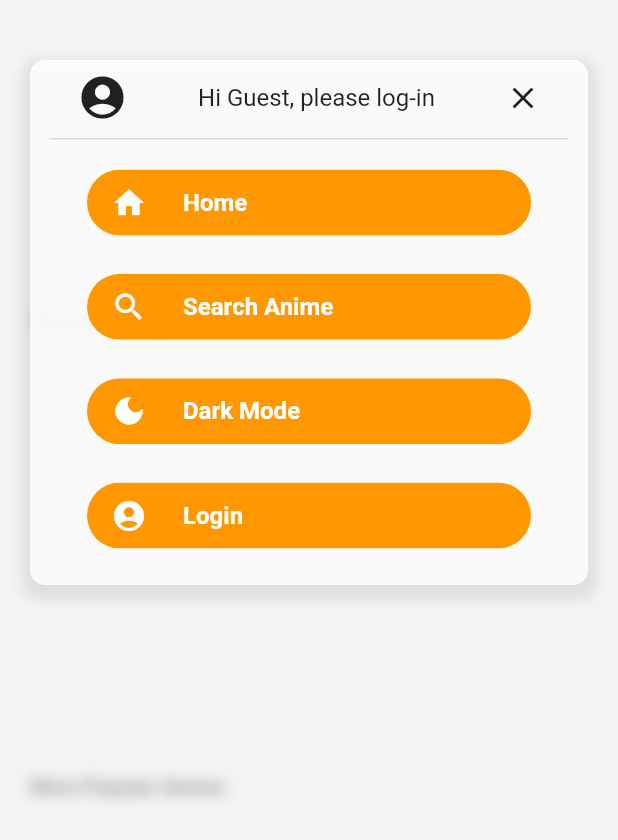
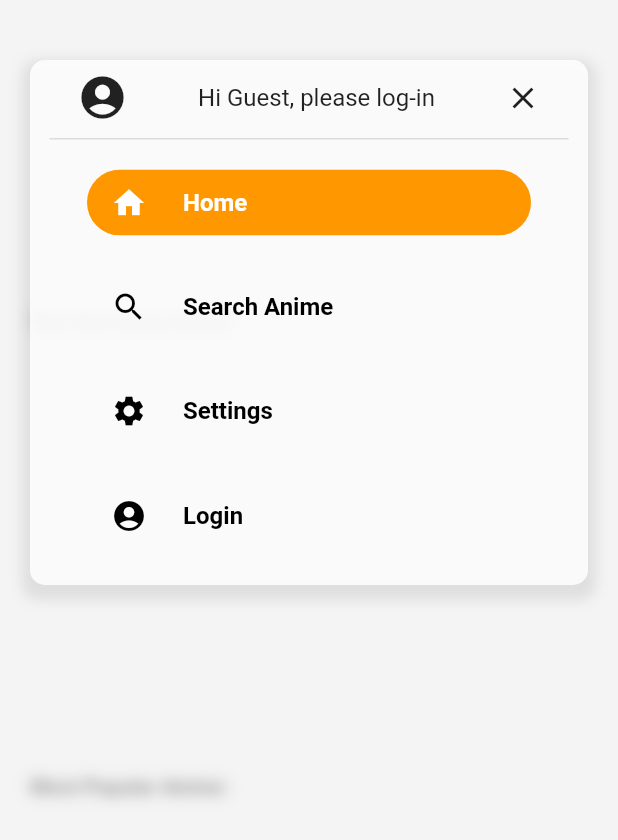
Before and after one commit to diego-95/animeASPDM, a Flutter app: the screen it shows after launch, scrolled down 516 dp, after a tap on the "menu" icon, on a phone screen of 412 x 824 dp. Shown: the top 840 px of the screen. Run offline on Flutter 3.47's test engine with Material 2 defaults, Android fonts, the phone set to English and light mode, and no system bars; our stand-ins replace youtube_player_flutter; missing offline and left inert: jikan_api.

Commit message:
Added Search Page

```diff
--- a/lib/main.dart
+++ b/lib/main.dart
@@ -1,6 +1,8 @@
 import 'package:anime_aspdm/pages/home/home.dart';
+import 'package:anime_aspdm/providers/provider_anime.dart';
 import 'package:anime_aspdm/providers/provider_details.dart';
-import 'package:anime_aspdm/providers/provier_home.dart';
+import 'package:anime_aspdm/providers/provider_home.dart';
+import 'package:anime_aspdm/providers/provider_search.dart';
 import 'package:flutter/material.dart';
 import 'package:provider/provider.dart';
 
@@ -20,6 +22,10 @@ class MyApp extends StatelessWidget {
       providers: [
         ChangeNotifierProvider<ProviderHome>(
             create: (context) => ProviderHome()),
+        ChangeNotifierProvider<ProviderAnime>(
+            create: (context) => ProviderAnime()),
+        ChangeNotifierProvider<ProviderSearch>(
+            create: (context) => ProviderSearch()),
         ChangeNotifierProvider<ProviderDetails>(
           create: ((context) => ProviderDetails()),
         )
--- a/lib/managers/data_manager.dart
+++ b/lib/managers/data_manager.dart
@@ -7,7 +7,7 @@ class DataManager {
     List<Anime> results = [];
     try {
       final topAnimes = await api.getTopAnime(subtype: TopSubtype.airing);
-      results = topAnimes.asList();
+      results = topAnimes.toList();
     } catch (error) {
       results = [];
     }
@@ -18,7 +18,7 @@ class DataManager {
     List<Anime> results = [];
     try {
       final seasonAnimes = await api.getSeason();
-      results = seasonAnimes.asList();
+      results = seasonAnimes.toList();
     } catch (error) {
       results = [];
     }
@@ -29,7 +29,7 @@ class DataManager {
     List<Anime> results = [];
     try {
       final topAnimes = await api.getTopAnime(subtype: TopSubtype.upcoming);
-      results = topAnimes.asList();
+      results = topAnimes.toList();
     } catch (error) {
       results = [];
     }
@@ -40,7 +40,7 @@ class DataManager {
     List<Anime> results = [];
     try {
       final topAnimes = await api.getTopAnime(subtype: TopSubtype.bypopularity);
-      results = topAnimes.asList();
+      results = topAnimes.toList();
     } catch (error) {
       results = [];
     }
@@ -54,4 +54,26 @@ class DataManager {
     } finally {}
     return result;
   }
+
+  Future<List<Genre>> getGenres() async {
+    List<Genre> result;
+    try {
+      final genres = await api.getAnimeGenres();
+      result = genres.toList();
+    } catch (error) {
+      result = [];
+    }
+    return result;
+  }
+
+  Future<List<Anime>> searchAnime(String? query, List<int>? genres) async {
+    List<Anime> results = [];
+    try {
+      final topAnimes = await api.searchAnime(query: query, genres: genres);
+      results = topAnimes.toList();
+    } catch (error) {
+      results = [];
+    }
+    return results;
+  }
 }
--- a/lib/models/home_body_type.dart
+++ b/lib/models/home_body_type.dart
@@ -1 +1 @@
-enum HomeBodyType { anime, manga }
+enum HomeBodyType { home, search, settings, user }
--- a/lib/pages/home/components/bodies/anime_body/anime_body.dart
+++ b/lib/pages/home/components/bodies/anime_body/anime_body.dart
@@ -1,6 +1,6 @@
 import 'package:anime_aspdm/managers/data_manager.dart';
 import 'package:anime_aspdm/pages/home/components/bodies/anime_body/components/anime_list.dart';
-import 'package:anime_aspdm/providers/provier_home.dart';
+import 'package:anime_aspdm/providers/provider_anime.dart';
 import 'package:flutter/cupertino.dart';
 import 'package:flutter/material.dart';
 import 'package:provider/provider.dart';
@@ -15,29 +15,29 @@ class AnimeBody extends StatefulWidget {
 class _AnimeBodyState extends State<AnimeBody> {
   DataManager dataManager = DataManager();
 
-  _getAiring(ProviderHome provider) async {
+  _getAiring(ProviderAnime provider) async {
     var animes = await dataManager.getTopAiringAnime();
     provider.updateTopAnimeAiring(animes);
   }
 
-  _getUpcoming(ProviderHome provider) async {
+  _getUpcoming(ProviderAnime provider) async {
     var animes = await dataManager.getTopUpcomingAnime();
     provider.updateTopUpcomingAnime(animes);
   }
 
-  _getMostPopular(ProviderHome provider) async {
+  _getMostPopular(ProviderAnime provider) async {
     var animes = await dataManager.getMostPopularAnime();
     provider.updateMostPopularAnime(animes);
   }
 
-  _getSeason(ProviderHome provider) async {
+  _getSeason(ProviderAnime provider) async {
     var animes = await dataManager.getSeasonAnime();
     provider.updateSeasonAnime(animes);
   }
 
   @override
   initState() {
-    ProviderHome provider = Provider.of<ProviderHome>(context, listen: false);
+    ProviderAnime provider = Provider.of<ProviderAnime>(context, listen: false);
     _getSeason(provider);
     _getAiring(provider);
     _getUpcoming(provider);
@@ -48,7 +48,7 @@ class _AnimeBodyState extends State<AnimeBody> {
   @override
   Widget build(BuildContext context) {
     debugPrint("Building $runtimeType");
-    return Consumer<ProviderHome>(
+    return Consumer<ProviderAnime>(
       builder: (context, value, child) {
         return SingleChildScrollView(
           child: Column(
--- a/lib/pages/home/components/top_nav/drawer_row.dart
+++ b/lib/pages/home/components/top_nav/drawer_row.dart
@@ -2,11 +2,26 @@ import 'package:flutter/material.dart';
 
 class DrawerRow extends StatelessWidget {
   const DrawerRow(
-      {Key? key, required this.text, required this.icon, this.onTap})
+      {Key? key,
+      required this.text,
+      required this.icon,
+      required this.selected,
+      this.onTap})
       : super(key: key);
   final String text;
   final IconData icon;
+  final bool selected;
   final void Function()? onTap;
+
+  BoxDecoration? getBoxDecoration() {
+    if (selected) {
+      return const BoxDecoration(
+          color: Colors.orange,
+          borderRadius: BorderRadius.all(Radius.circular(45)));
+    } else {
+      return null;
+    }
+  }
 
   @override
   Widget build(BuildContext context) {
@@ -17,13 +32,11 @@ class DrawerRow extends StatelessWidget {
           borderOnForeground: true,
           color: Colors.transparent,
           child: Ink(
-            decoration: const BoxDecoration(
-                color: Colors.orange,
-                borderRadius: BorderRadius.all(Radius.circular(45))),
+            decoration: getBoxDecoration(),
             child: InkWell(
               customBorder: const RoundedRectangleBorder(
                   borderRadius: BorderRadius.all(Radius.circular(45))),
-              onTap: () {},
+              onTap: onTap,
               child: Padding(
                 padding: const EdgeInsets.symmetric(vertical: 10.0),
                 child: Row(
@@ -34,15 +47,15 @@ class DrawerRow extends StatelessWidget {
                       padding: const EdgeInsets.only(left: 16, right: 24),
                       child: Icon(
                         icon,
-                        color: Colors.white,
+                        color: selected ? Colors.white : Colors.black,
                         size: 24,
                       ),
                     ),
                     Text(
                       text,
-                      style: const TextStyle(
+                      style: TextStyle(
                           fontSize: 16,
-                          color: Colors.white,
+                          color: selected ? Colors.white : Colors.black,
                           fontWeight: FontWeight.bold),
                     ),
                   ],
--- a/lib/pages/home/components/top_nav/top_nav.dart
+++ b/lib/pages/home/components/top_nav/top_nav.dart
@@ -1,5 +1,6 @@
+import 'package:anime_aspdm/models/home_body_type.dart';
 import 'package:anime_aspdm/pages/home/components/top_nav/drawer_row.dart';
-import 'package:anime_aspdm/providers/provier_home.dart';
+import 'package:anime_aspdm/providers/provider_home.dart';
 import 'package:flutter/material.dart';
 import 'package:provider/provider.dart';
 
@@ -50,10 +51,30 @@ class _TopNavState extends State<TopNav> {
               child: Column(
                 mainAxisAlignment: MainAxisAlignment.spaceBetween,
                 children: [
-                  DrawerRow(text: "Home", icon: Icons.home),
-                  DrawerRow(text: "Search Anime", icon: Icons.search),
-                  DrawerRow(text: "Dark Mode", icon: Icons.dark_mode),
-                  DrawerRow(text: "Login", icon: Icons.account_circle),
+                  DrawerRow(
+                    text: "Home",
+                    icon: Icons.home,
+                    selected: provider.homeBodyType == HomeBodyType.home,
+                    onTap: () => provider.updateHomeBodyType(HomeBodyType.home),
+                  ),
+                  DrawerRow(
+                      text: "Search Anime",
+                      icon: Icons.search,
+                      selected: provider.homeBodyType == HomeBodyType.search,
+                      onTap: () =>
+                          provider.updateHomeBodyType(HomeBodyType.search)),
+                  DrawerRow(
+                      text: "Settings",
+                      icon: Icons.settings,
+                      selected: provider.homeBodyType == HomeBodyType.settings,
+                      onTap: () =>
+                          provider.updateHomeBodyType(HomeBodyType.settings)),
+                  DrawerRow(
+                      text: "Login",
+                      icon: Icons.account_circle,
+                      selected: provider.homeBodyType == HomeBodyType.user,
+                      onTap: () =>
+                          provider.updateHomeBodyType(HomeBodyType.user)),
                 ],
               ),
             )
--- a/lib/pages/home/home.dart
+++ b/lib/pages/home/home.dart
@@ -1,8 +1,11 @@
 import 'package:anime_aspdm/drawers/background_drawer.dart';
 import 'package:anime_aspdm/models/home_body_type.dart';
 import 'package:anime_aspdm/pages/home/components/bodies/anime_body/anime_body.dart';
+import 'package:anime_aspdm/pages/home/components/bodies/search_anime_body/search_anime_body.dart';
+import 'package:anime_aspdm/pages/home/components/bodies/settings_body/settings_body.dart';
+import 'package:anime_aspdm/pages/home/components/bodies/user_body/user_body.dart';
 import 'package:anime_aspdm/pages/home/components/top_nav/top_nav.dart';
-import 'package:anime_aspdm/providers/provier_home.dart';
+import 'package:anime_aspdm/providers/provider_home.dart';
 import 'package:flutter/material.dart';
 import 'package:provider/provider.dart';
 
@@ -17,9 +20,22 @@ class _HomePageState extends State<HomePage> {
   final GlobalKey<ScaffoldState> _scaffoldKey = GlobalKey<ScaffoldState>();
 
   Widget getHomeBody(ProviderHome provider) {
-    return provider.homeBodyType == HomeBodyType.anime
-        ? const AnimeBody()
-        : Container();
+    Widget newBody;
+    switch (provider.homeBodyType) {
+      case HomeBodyType.home:
+        newBody = const AnimeBody();
+        break;
+      case HomeBodyType.search:
+        newBody = const SearchAnimeBody();
+        break;
+      case HomeBodyType.settings:
+        newBody = const SettingsBody();
+        break;
+      case HomeBodyType.user:
+        newBody = const UserBody();
+        break;
+    }
+    return newBody;
   }
 
   List<Widget> getStack(ProviderHome provider) {
@@ -36,11 +52,16 @@ class _HomePageState extends State<HomePage> {
   Widget build(BuildContext context) {
     debugPrint("Building $runtimeType");
     return Consumer<ProviderHome>(builder: (context, value, child) {
-      return Scaffold(
-        key: _scaffoldKey,
-        body: SafeArea(
-          child: Stack(
-            children: getStack(value),
+      return GestureDetector(
+        onTap: () {
+          FocusManager.instance.primaryFocus?.unfocus();
+        },
+        child: Scaffold(
+          key: _scaffoldKey,
+          body: SafeArea(
+            child: Stack(
+              children: getStack(value),
+            ),
           ),
         ),
       );
--- a/lib/providers/provier_home.dart
+++ b/lib/providers/provider_anime.dart
@@ -1,28 +1,16 @@
-import 'package:anime_aspdm/models/home_body_type.dart';
 import 'package:flutter/material.dart';
 import 'package:jikan_api/jikan_api.dart';
 
-class ProviderHome extends ChangeNotifier {
-  HomeBodyType _homeBodyType = HomeBodyType.anime;
+class ProviderAnime extends ChangeNotifier {
   List<Anime> _topAiringAnime = [];
   List<Anime> _topUpcomingAnime = [];
   List<Anime> _mostPopularAnime = [];
   List<Anime> _seasonAnime = [];
-  bool _showDrawer = false;
-  double _drawerHeight = 50;
 
-  HomeBodyType get homeBodyType => _homeBodyType;
   List<Anime> get topAiringAnime => _topAiringAnime;
   List<Anime> get topUpcomingAnime => _topUpcomingAnime;
   List<Anime> get mostPopularAnime => _mostPopularAnime;
   List<Anime> get seasonAnime => _seasonAnime;
-  bool get showDrawer => _showDrawer;
-  double get drawerHeight => _drawerHeight;
-
-  updateHomeBodyType(HomeBodyType newValue) {
-    _homeBodyType = newValue;
-    notifyListeners();
-  }
 
   updateTopAnimeAiring(List<Anime> newValues) {
     _topAiringAnime = newValues;
@@ -43,10 +31,4 @@ class ProviderHome extends ChangeNotifier {
     _seasonAnime = newValues;
     notifyListeners();
   }
-
-  updateShowDrawer(bool newValue) {
-    _showDrawer = newValue;
-    _drawerHeight = newValue ? 350 : 50;
-    notifyListeners();
-  }
 }
--- /dev/null
+++ b/lib/providers/provider_home.dart
@@ -0,0 +1,23 @@
+import 'package:anime_aspdm/models/home_body_type.dart';
+import 'package:flutter/material.dart';
+
+class ProviderHome extends ChangeNotifier {
+  HomeBodyType _homeBodyType = HomeBodyType.home;
+  bool _showDrawer = false;
+  double _drawerHeight = 50;
+
+  HomeBodyType get homeBodyType => _homeBodyType;
+  bool get showDrawer => _showDrawer;
+  double get drawerHeight => _drawerHeight;
+
+  updateHomeBodyType(HomeBodyType newValue) {
+    _homeBodyType = newValue;
+    updateShowDrawer(false);
+  }
+
+  updateShowDrawer(bool newValue) {
+    _showDrawer = newValue;
+    _drawerHeight = newValue ? 350 : 50;
+    notifyListeners();
+  }
+}
--- /dev/null
+++ b/lib/providers/provider_search.dart
@@ -0,0 +1,39 @@
+import 'package:flutter/material.dart';
+import 'package:jikan_api/jikan_api.dart';
+import 'package:anime_aspdm/utilities/constants.dart';
+
+class ProviderSearch extends ChangeNotifier {
+  List<Genre> _genres = [];
+  Genre _genreSelected = noGenre;
+  double _searchHeight = 50;
+  bool _isSearchOpen = false;
+  List<Anime> _animes = [];
+
+  List<Genre> get genres => _genres;
+  Genre get genreSelected => _genreSelected;
+  double get searchHeight => _searchHeight;
+  bool get isSearchOpen => _isSearchOpen;
+  List<Anime> get animes => _animes;
+
+  updateGenres(List<Genre> newValues) {
+    _genres = newValues;
+    _genres.insert(0, noGenre);
+    notifyListeners();
+  }
+
+  updateGenre(Genre newValue) {
+    _genreSelected = newValue;
+    notifyListeners();
+  }
+
+  updateSearchOpen(bool newValue) {
+    _isSearchOpen = newValue;
+    _searchHeight = newValue ? 110 : 50;
+    notifyListeners();
+  }
+
+  updateAnimes(List<Anime> newValues) {
+    _animes = newValues;
+    notifyListeners();
+  }
+}
```
Also changed, not shown: lib/pages/home/components/bodies/search_anime_body/components/search.dart (added, +103 -0 lines), lib/pages/home/components/bodies/search_anime_body/components/search_result.dart (added, +83 -0 lines), lib/pages/home/components/bodies/search_anime_body/search_anime_body.dart (added, +64 -0 lines), lib/pages/home/components/bodies/settings_body/settings_body.dart (added, +17 -0 lines), lib/pages/home/components/bodies/user_body/user_body.dart (added, +17 -0 lines), lib/pages/home/components/body_select/body_select.dart (+49 -49 lines), lib/utilities/constants.dart (added, +7 -0 lines).
